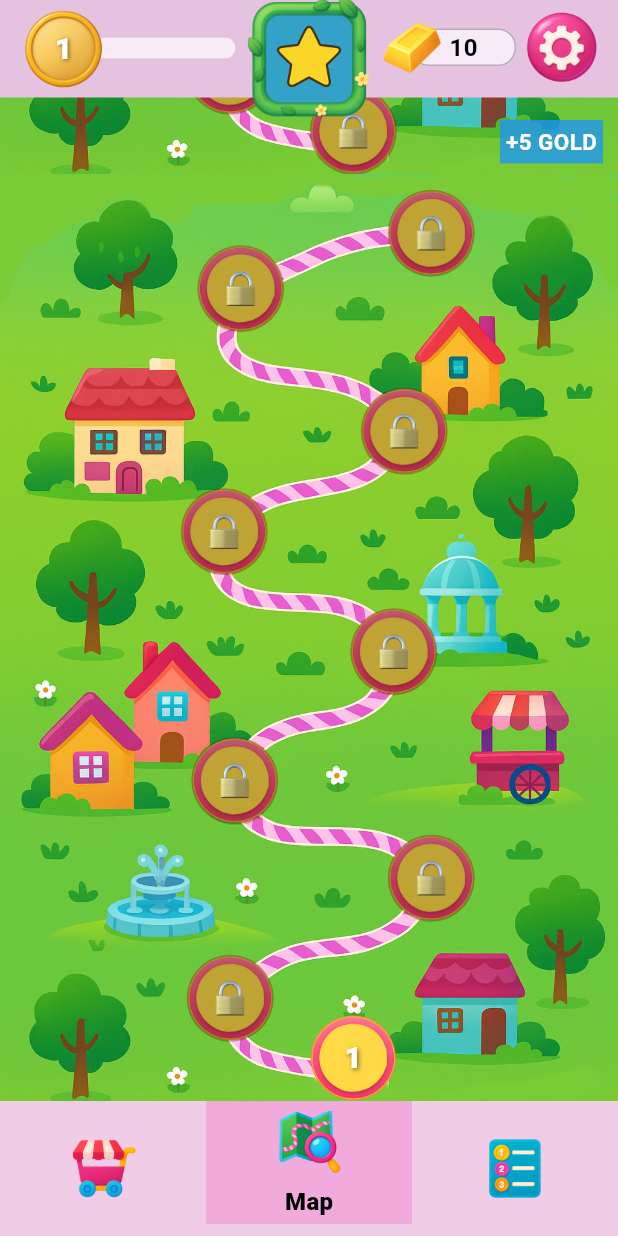
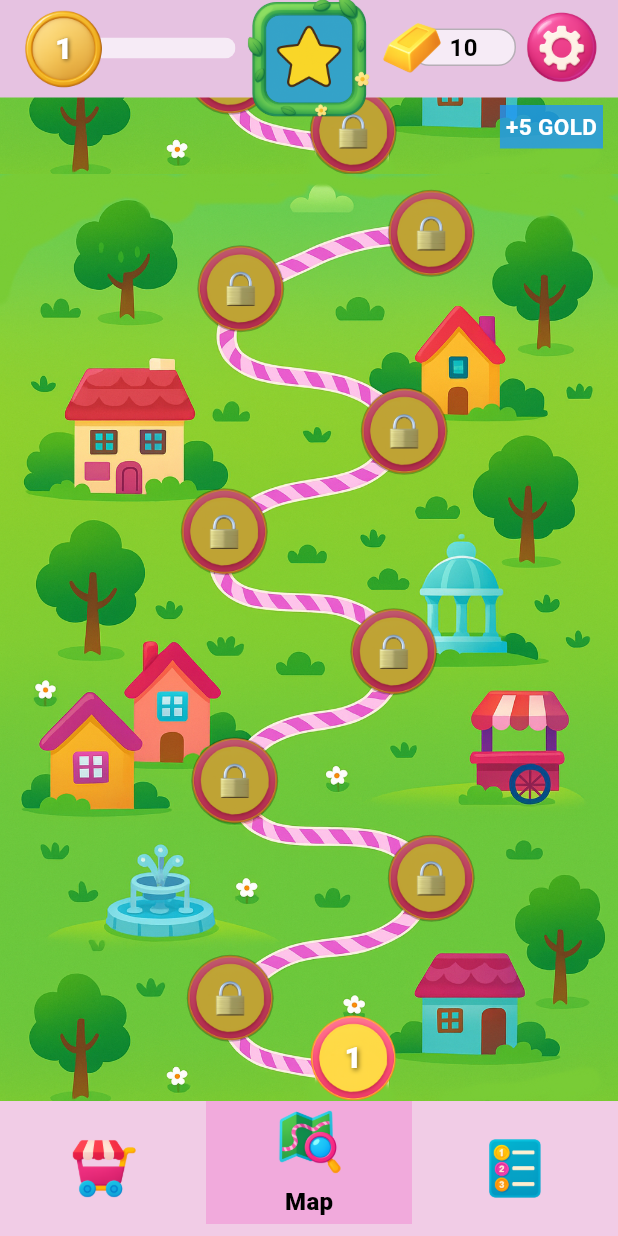
Before and after one commit to RieckA2306/slide_escape, a Flutter app: the screen it shows after launch, on a phone screen of 412 x 824 dp. Run offline on Flutter 3.47's test engine with Material 3 defaults, Android fonts, the light colour scheme and no system bars; our stand-ins replace flutter_riverpod, shared_preferences.

Commit message:
Rearranged the Folders

```diff
--- a/lib/features/home/home_screen.dart
+++ b/lib/features/home/home_screen.dart
@@ -1,7 +1,7 @@
 import 'package:flutter/material.dart';
-import '../shop/shop_screen.dart';
-import '../level_map/level_map_screen.dart';
-import '../leaderboard/leaderboard_screen.dart';
+import '../home/shop/shop_screen.dart';
+import '../home/level_map/level_map_screen.dart';
+import '../home/leaderboard/leaderboard_screen.dart';
 import '../../widgets/app_footer.dart';
 
 class HomeScreen extends StatefulWidget {
--- a/lib/features/level_map/level_map_screen.dart
+++ b/lib/features/home/level_map/level_map_screen.dart
@@ -1,7 +1,7 @@
 import 'dart:async'; // Required for the timer
 import 'package:flutter/material.dart';
-import '../../domain/level.dart';
-import '../../domain/services/level_progress.dart'; // Import the progress service
+import '../../../domain/level.dart';
+import '../../../domain/services/level_progress.dart'; // Import the progress service
 
 class LevelMapScreen extends StatefulWidget {
   const LevelMapScreen({super.key});
@@ -474,7 +474,7 @@ class _LevelMapScreenState extends State<LevelMapScreen> with AutomaticKeepAlive
                 // TEST BUTTON: Add 5 Gold (Replaced Reset Button)
                 Positioned(
                   right: 10,
-                  top: 80, // Below settings
+                  top: 70, // Below settings
                   child: GestureDetector(
                     onTap: _debugAddGold,
                     child: Container(
```
Also changed, not shown: lib/core/core.dart (deleted), lib/core/rng.dart (deleted), lib/core/timer_utils.dart (deleted), lib/features/home/leaderboard/leaderboard_screen.dart (renamed from lib/features/leaderboard/leaderboard_screen.dart), lib/features/home/level_map/settings/settings_screen.dart (added), lib/features/home/shop/shop_screen.dart (renamed from lib/features/shop/shop_screen.dart), lib/features/level_map/level_node.dart (deleted), lib/features/settings/settings_screen.dart (deleted).
